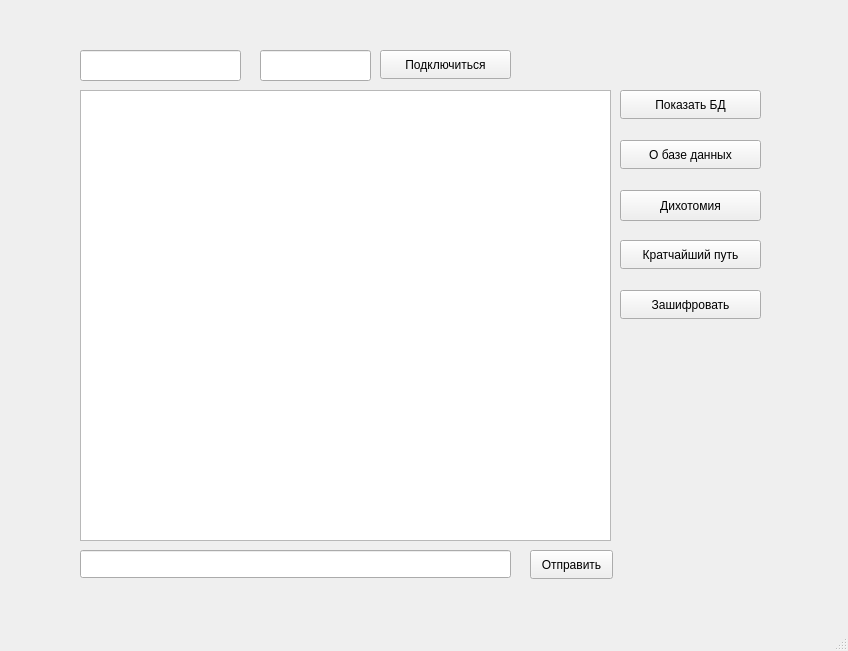
Above: mainwindow.ui from wooyoonlu/timp_t3_agksh before the change. Below: the same form after it.
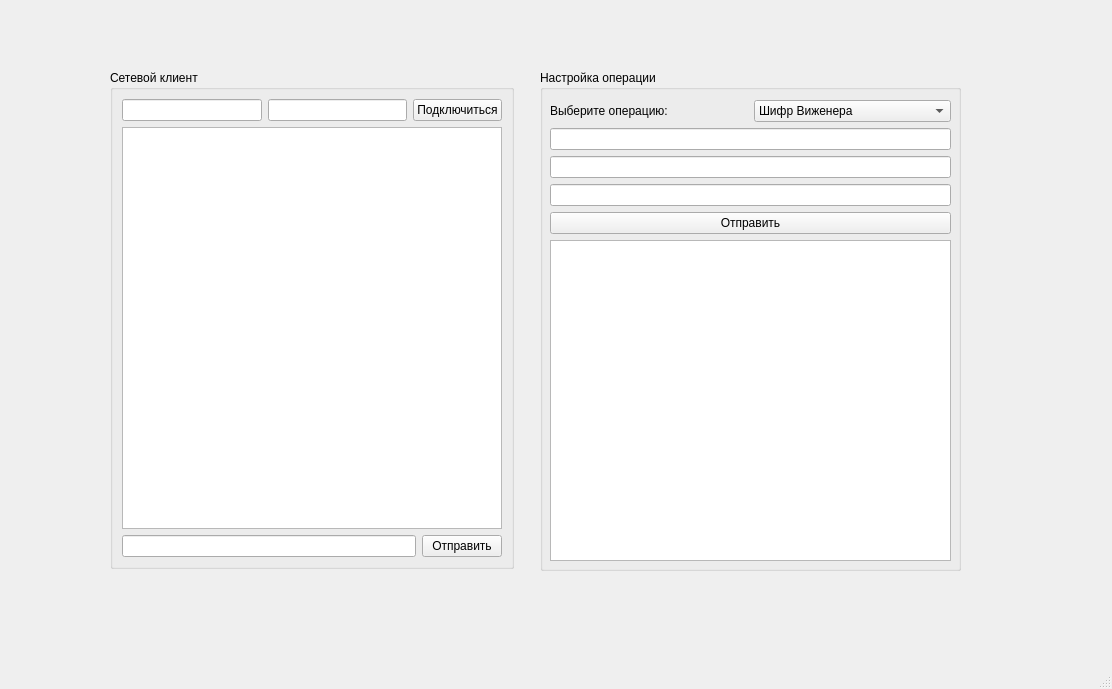
That is the form after the change.

```diff
--- a/mainwindow.ui
+++ b/mainwindow.ui
@@ -6,148 +6,167 @@
    <rect>
     <x>0</x>
     <y>0</y>
-    <width>848</width>
-    <height>651</height>
+    <width>1112</width>
+    <height>689</height>
    </rect>
   </property>
   <property name="windowTitle">
    <string>MainWindow</string>
   </property>
   <widget class="QWidget" name="centralwidget">
-   <widget class="QLineEdit" name="inputIp">
+   <widget class="QGroupBox" name="groupBox">
     <property name="geometry">
      <rect>
-      <x>80</x>
-      <y>50</y>
-      <width>161</width>
-      <height>31</height>
+      <x>110</x>
+      <y>70</y>
+      <width>404</width>
+      <height>499</height>
      </rect>
     </property>
-   </widget>
-   <widget class="QLineEdit" name="inputPort">
-    <property name="geometry">
-     <rect>
-      <x>260</x>
-      <y>50</y>
-      <width>111</width>
-      <height>31</height>
-     </rect>
+    <property name="title">
+     <string>Сетевой клиент</string>
     </property>
+    <layout class="QVBoxLayout" name="verticalLayout">
+     <item>
+      <layout class="QHBoxLayout" name="horizontalLayout">
+       <item>
+        <widget class="QLineEdit" name="inputIp"/>
+       </item>
+       <item>
+        <widget class="QLineEdit" name="inputPort"/>
+       </item>
+       <item>
+        <widget class="QPushButton" name="btnConnect">
+         <property name="text">
+          <string>Подключиться</string>
+         </property>
+        </widget>
+       </item>
+      </layout>
+     </item>
+     <item>
+      <widget class="QTextBrowser" name="textLogs"/>
+     </item>
+     <item>
+      <layout class="QHBoxLayout" name="horizontalLayout_2">
+       <item>
+        <widget class="QLineEdit" name="inputMessage"/>
+       </item>
+       <item>
+        <widget class="QPushButton" name="btnSend_3">
+         <property name="text">
+          <string>Отправить</string>
+         </property>
+        </widget>
+       </item>
+      </layout>
+     </item>
+    </layout>
    </widget>
-   <widget class="QPushButton" name="btnShowDb">
+   <widget class="QGroupBox" name="groupBox_2">
     <property name="geometry">
      <rect>
-      <x>620</x>
-      <y>90</y>
-      <width>141</width>
-      <height>29</height>
+      <x>540</x>
+      <y>70</y>
+      <width>421</width>
+      <height>501</height>
      </rect>
     </property>
-    <property name="text">
-     <string>Показать БД</string>
+    <property name="title">
+     <string>Настройка операции</string>
     </property>
+    <widget class="QWidget" name="">
+     <property name="geometry">
+      <rect>
+       <x>10</x>
+       <y>30</y>
+       <width>401</width>
+       <height>461</height>
+      </rect>
+     </property>
+     <layout class="QVBoxLayout" name="verticalLayout_6">
+      <item>
+       <layout class="QHBoxLayout" name="horizontalLayout_3">
+        <item>
+         <widget class="QLabel" name="label">
+          <property name="text">
+           <string>Выберите операцию:</string>
+          </property>
+         </widget>
+        </item>
+        <item>
+         <widget class="QComboBox" name="cmbOperation">
+          <item>
+           <property name="text">
+            <string>Шифр Виженера</string>
+           </property>
+          </item>
+          <item>
+           <property name="text">
+            <string>SHA-512</string>
+           </property>
+          </item>
+          <item>
+           <property name="text">
+            <string>Деление пополам</string>
+           </property>
+          </item>
+          <item>
+           <property name="text">
+            <string>Алгоритм Дейкстры</string>
+           </property>
+          </item>
+          <item>
+           <property name="text">
+            <string>Информация о БД</string>
+           </property>
+          </item>
+         </widget>
+        </item>
+       </layout>
+      </item>
+      <item>
+       <layout class="QVBoxLayout" name="verticalLayout_3">
+        <item>
+         <widget class="QLineEdit" name="lineEditP1"/>
+        </item>
+        <item>
+         <widget class="QLineEdit" name="lineEditP2"/>
+        </item>
+        <item>
+         <widget class="QLineEdit" name="lineEditP3"/>
+        </item>
+       </layout>
+      </item>
+      <item>
+       <layout class="QVBoxLayout" name="verticalLayout_4">
+        <item>
+         <widget class="QPushButton" name="btnSend">
+          <property name="text">
+           <string>Отправить</string>
+          </property>
+         </widget>
+        </item>
+        <item>
+         <widget class="QTextEdit" name="textLog">
+          <property name="readOnly">
+           <bool>true</bool>
+          </property>
+         </widget>
+        </item>
+       </layout>
+      </item>
+     </layout>
+    </widget>
    </widget>
-   <widget class="QPushButton" name="btnConnect">
-    <property name="geometry">
-     <rect>
-      <x>380</x>
-      <y>50</y>
-      <width>131</width>
-      <height>29</height>
-     </rect>
-    </property>
-    <property name="text">
-     <string>Подключиться</string>
-    </property>
-   </widget>
-   <widget class="QTextBrowser" name="textLogs">
-    <property name="geometry">
-     <rect>
-      <x>80</x>
-      <y>90</y>
-      <width>531</width>
-      <height>451</height>
-     </rect>
-    </property>
-   </widget>
-   <widget class="QPushButton" name="btnDbInfo">
-    <property name="geometry">
-     <rect>
-      <x>620</x>
-      <y>140</y>
-      <width>141</width>
-      <height>29</height>
-     </rect>
-    </property>
-    <property name="text">
-     <string>О базе данных</string>
-    </property>
-   </widget>
-   <widget class="QPushButton" name="btnBisection">
-    <property name="geometry">
-     <rect>
-      <x>620</x>
-      <y>190</y>
-      <width>141</width>
-      <height>31</height>
-     </rect>
-    </property>
-    <property name="text">
-     <string>Дихотомия</string>
-    </property>
-   </widget>
-   <widget class="QPushButton" name="btnShortestPath">
-    <property name="geometry">
-     <rect>
-      <x>620</x>
-      <y>240</y>
-      <width>141</width>
-      <height>29</height>
-     </rect>
-    </property>
-    <property name="text">
-     <string>Кратчайший путь</string>
-    </property>
-   </widget>
-   <widget class="QPushButton" name="btnEncrypt">
-    <property name="geometry">
-     <rect>
-      <x>620</x>
-      <y>290</y>
-      <width>141</width>
-      <height>29</height>
-     </rect>
-    </property>
-    <property name="text">
-     <string>Зашифровать</string>
-    </property>
-   </widget>
-   <widget class="QPushButton" name="btnSend">
-    <property name="geometry">
-     <rect>
-      <x>530</x>
-      <y>550</y>
-      <width>83</width>
-      <height>29</height>
-     </rect>
-    </property>
-    <property name="text">
-     <string>Отправить</string>
-    </property>
-   </widget>
-   <widget class="QLineEdit" name="inputMessage">
-    <property name="geometry">
-     <rect>
-      <x>80</x>
-      <y>550</y>
-      <width>431</width>
-      <height>28</height>
-     </rect>
-    </property>
-   </widget>
-   <zorder>textLogs</zorder>
-   <zorder>inputIp</zorder>
-   <zorder>inputPort</zorder>
+   <zorder>groupBox</zorder>
+   <zorder>cmbOperation</zorder>
+   <zorder>lineEditP1</zorder>
+   <zorder>lineEditP2</zorder>
+   <zorder>lineEditP3</zorder>
+   <zorder>btnSend</zorder>
+   <zorder>textLog</zorder>
+   <zorder>label</zorder>
    <zorder>btnShowDb</zorder>
    <zorder>btnConnect</zorder>
    <zorder>btnDbInfo</zorder>
```
Left out of the diff: 24 changed lines with no effect on the pictures.
